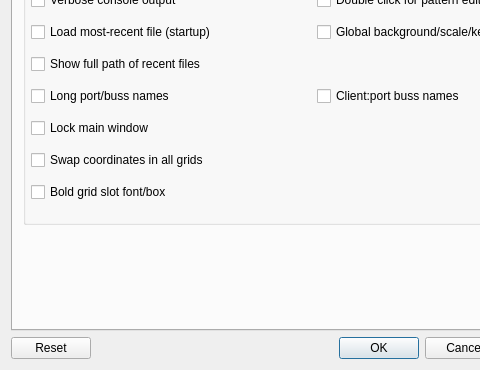
Old version of the form seq_qt5/forms/qseditoptions.ui in the repository ahlstromcj/seq66; both pictures show x 0 to 480 and y 297 to 667 of the 666 by 667 pixel window.
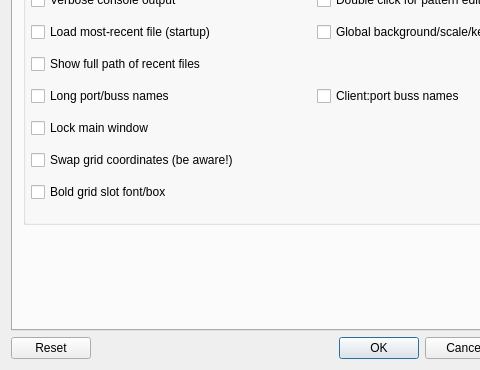
New version of the form. The open tabs and pages were chosen to show the change.

Patch:
```diff
--- a/seq_qt5/forms/qseditoptions.ui
+++ b/seq_qt5/forms/qseditoptions.ui
@@ -732,7 +732,7 @@
             <string>usr: [user-interface-settings] swap-coordinates</string>
            </property>
            <property name="text">
-            <string>Swap coordinates in all grids</string>
+            <string>Swap grid coordinates (be aware!)</string>
            </property>
           </widget>
          </item>
```
Left out of the diff: 2 changed lines with no effect on the pictures.
